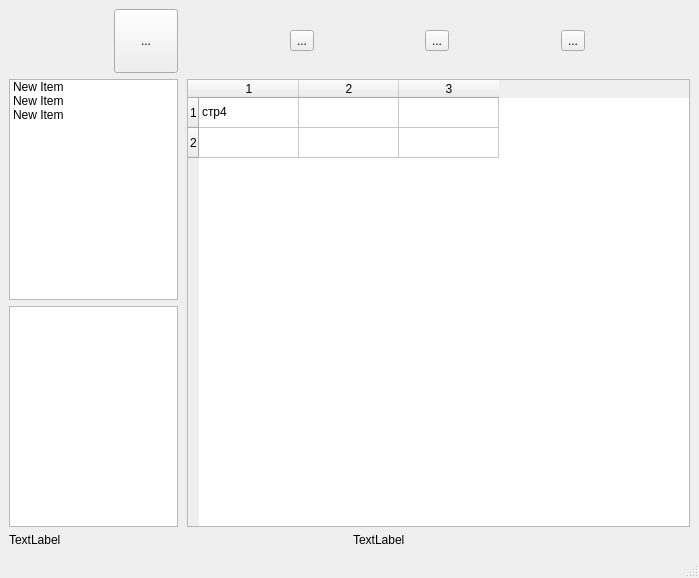
PyTest2021/test_git, file t1.ui: the form before one commit.
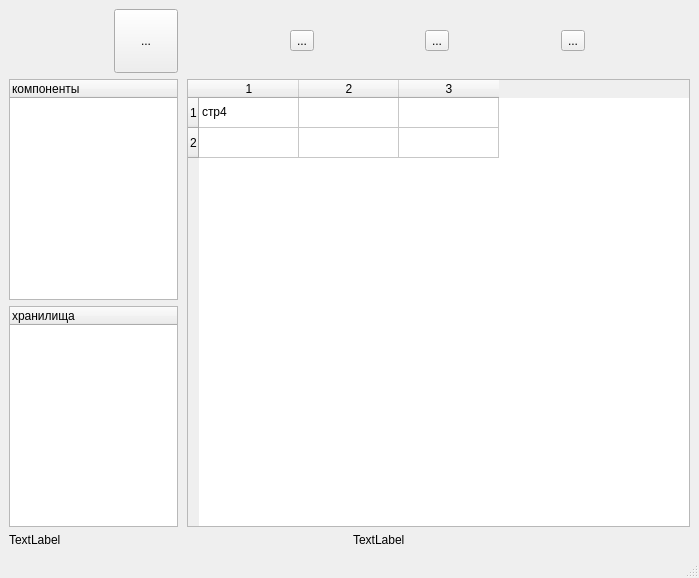
The form after the commit.

What changed in the file:
```diff
--- a/t1.ui
+++ b/t1.ui
@@ -317,26 +317,22 @@
       <item row="0" column="0">
        <layout class="QVBoxLayout" name="verticalLayout" stretch="0,0">
         <item>
-         <widget class="QListWidget" name="listWidget">
-          <item>
+         <widget class="QTreeWidget" name="treeWidget">
+          <column>
            <property name="text">
-            <string>New Item</string>
+            <string>компоненты</string>
            </property>
-          </item>
-          <item>
-           <property name="text">
-            <string>New Item</string>
-           </property>
-          </item>
-          <item>
-           <property name="text">
-            <string>New Item</string>
-           </property>
-          </item>
+          </column>
          </widget>
         </item>
         <item>
-         <widget class="QListView" name="listView_2"/>
+         <widget class="QTreeWidget" name="treeWidget_2">
+          <column>
+           <property name="text">
+            <string>хранилища</string>
+           </property>
+          </column>
+         </widget>
         </item>
        </layout>
       </item>
```
